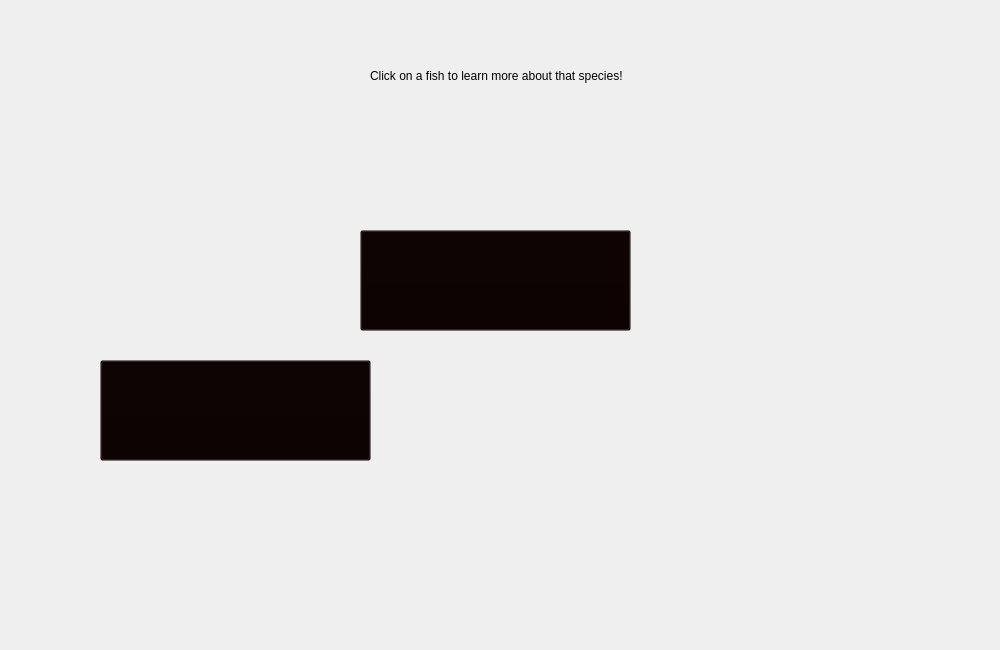
Before: the Qt Designer form fisheducation.ui in mtthwm/Educational-App, drawn with Qt 5.
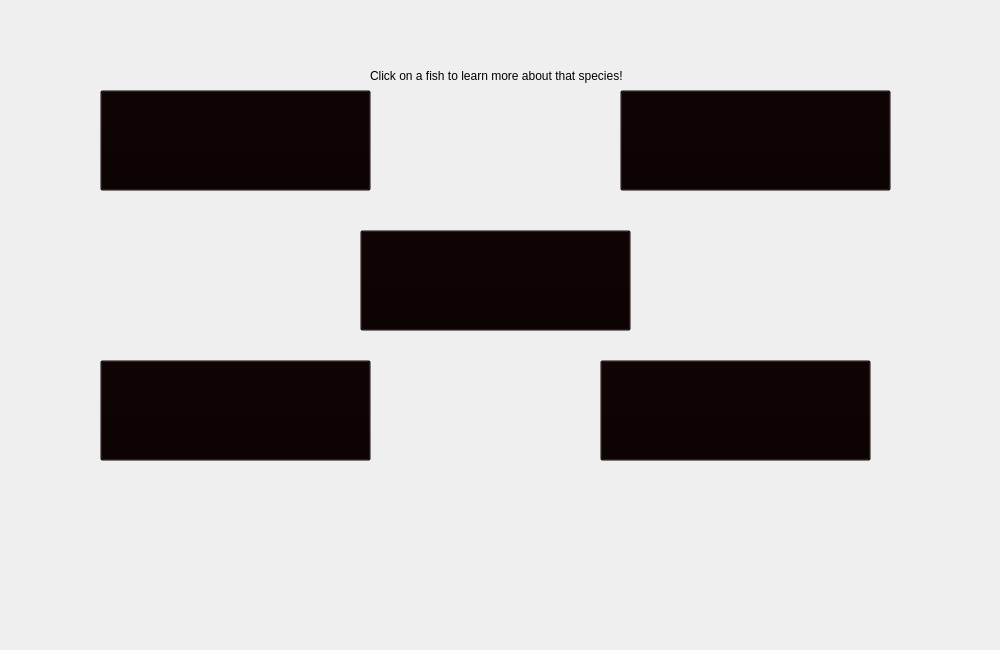
After: the same form once the commit is applied. Icons and pictures are not drawn.

Patch:
```diff
--- a/fisheducation.ui
+++ b/fisheducation.ui
@@ -278,6 +278,70 @@
     <string>Click on a fish to learn more about that species!</string>
    </property>
   </widget>
+  <widget class="QPushButton" name="cohoButton">
+   <property name="geometry">
+    <rect>
+     <x>100</x>
+     <y>90</y>
+     <width>271</width>
+     <height>101</height>
+    </rect>
+   </property>
+   <property name="styleSheet">
+    <string notr="true">background-color: rgba(10, 0, 0, 0);</string>
+   </property>
+   <property name="text">
+    <string/>
+   </property>
+  </widget>
+  <widget class="QPushButton" name="chumButton">
+   <property name="geometry">
+    <rect>
+     <x>620</x>
+     <y>90</y>
+     <width>271</width>
+     <height>101</height>
+    </rect>
+   </property>
+   <property name="styleSheet">
+    <string notr="true">background-color: rgba(10, 0, 0, 0);</string>
+   </property>
+   <property name="text">
+    <string/>
+   </property>
+  </widget>
+  <widget class="QPushButton" name="pinkButton">
+   <property name="geometry">
+    <rect>
+     <x>600</x>
+     <y>360</y>
+     <width>271</width>
+     <height>101</height>
+    </rect>
+   </property>
+   <property name="styleSheet">
+    <string notr="true">background-color: rgba(10, 0, 0, 0);</string>
+   </property>
+   <property name="text">
+    <string/>
+   </property>
+  </widget>
+  <zorder>sockeyeBeforeHover</zorder>
+  <zorder>sockeyeAfterHover</zorder>
+  <zorder>pinkBeforeHover</zorder>
+  <zorder>pinkAfterHover</zorder>
+  <zorder>kingBeforeHover</zorder>
+  <zorder>kingAfterHover</zorder>
+  <zorder>cohoAfterHover</zorder>
+  <zorder>cohoBeforeHover</zorder>
+  <zorder>chumAfterHover</zorder>
+  <zorder>chumBeforeHover</zorder>
+  <zorder>label</zorder>
+  <zorder>chumButton</zorder>
+  <zorder>cohoButton</zorder>
+  <zorder>kingButton</zorder>
+  <zorder>pinkButton</zorder>
+  <zorder>sockeyeButton</zorder>
  </widget>
  <resources>
   <include location="Resources.qrc"/>
```
Left out of the diff: 2 changed lines with no effect on the pictures.
